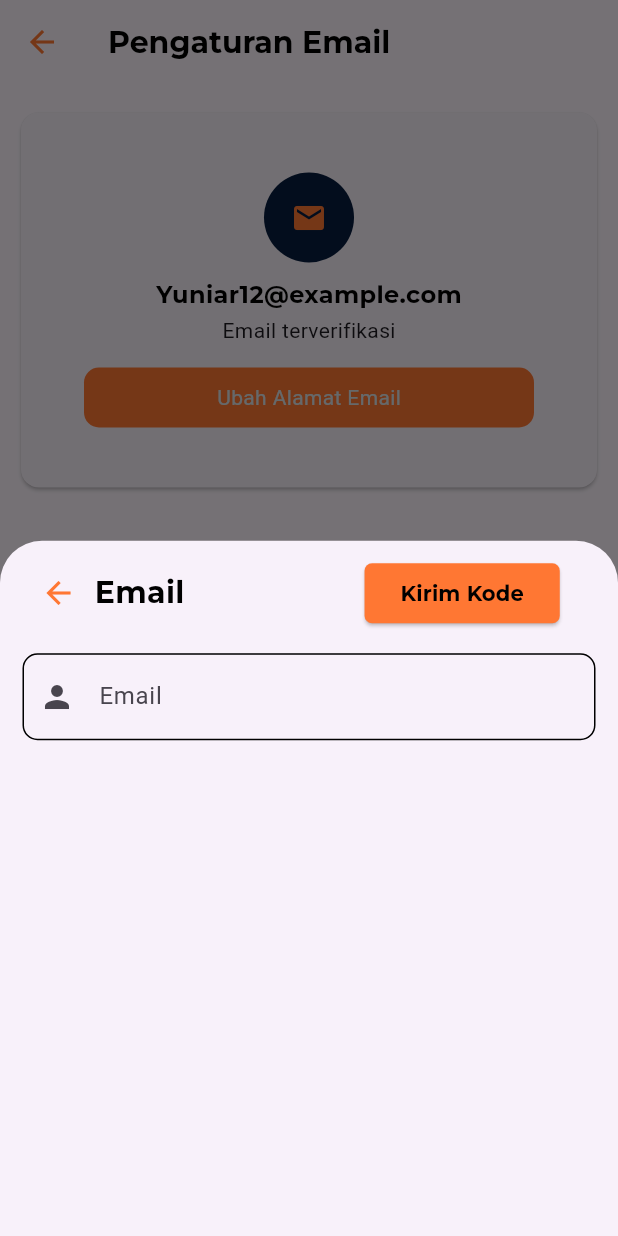
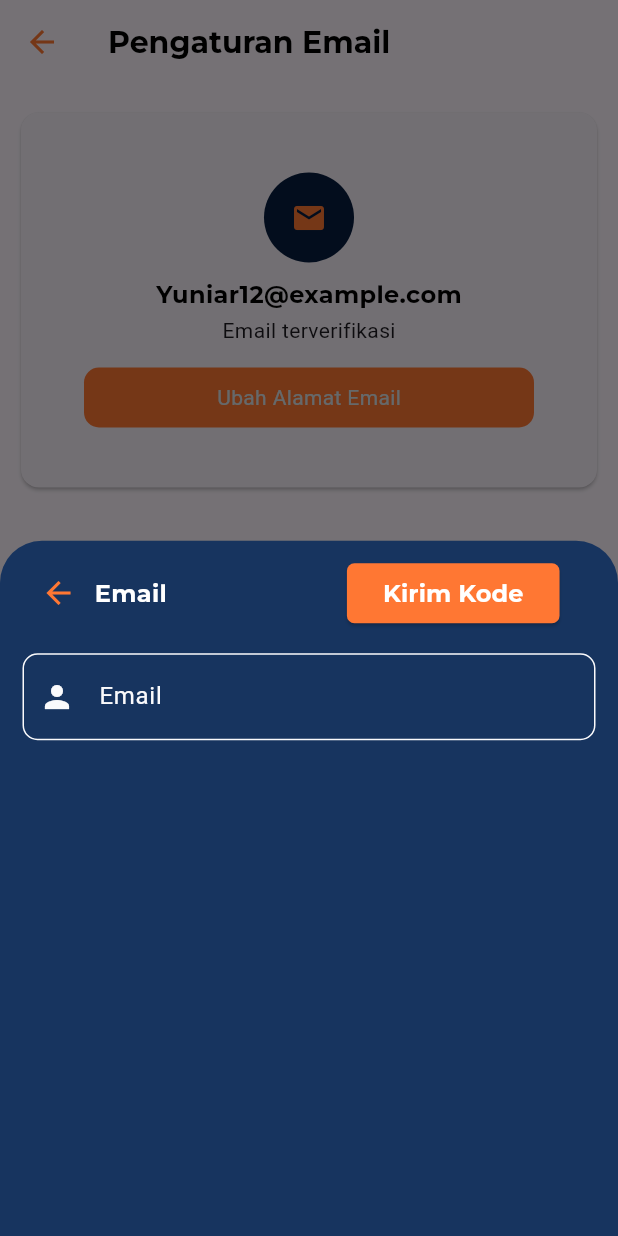
Before and after one commit to Capstone-Tim-12/warehouse-management-system-mobile, a Flutter app: the EmailVerifikasi screen opened directly, after a tap on "Ubah Alamat Email", on a phone screen of 412 x 824 dp. Run offline on Flutter 3.47's test engine with Material 2 defaults, Android fonts, the phone set to English and light mode, and no system bars; our stand-ins replace dash_chat_2, flutter_svg; missing offline and left inert: chat_gpt_sdk; network calls fail; project files that could hold a hidden picture were left out.

Commit message:
change color the bottomsheet

```diff
--- a/lib/screens/profile/emailverifikasi.dart
+++ b/lib/screens/profile/emailverifikasi.dart
@@ -53,6 +53,7 @@ class EmailVerifikasi extends StatelessWidget {
                       InkWell(
                         onTap: () {
                           showModalBottomSheet(
+                            backgroundColor: colorApp.mainColor,
                             context: context,
                             builder: (context) {
                               return SizedBox(
@@ -78,7 +79,8 @@ class EmailVerifikasi extends StatelessWidget {
                                             ),
                                             Text(
                                               "Email",
-                                              style: TextCollection().heading5,
+                                              style: TextCollection()
+                                                  .heading6White,
                                             ),
                                             const SizedBox(
                                               width: 120,
@@ -97,10 +99,10 @@ class EmailVerifikasi extends StatelessWidget {
                                               child: Text(
                                                 "Kirim Kode",
                                                 style: TextCollection()
-                                                      .bodySmall,
-                                                  selectionColor:
-                                                      colorApp.light1,
-                                                ))
+                                                    .heading6White,
+                                                selectionColor: colorApp.light1,
+                                              ),
+                                            )
                                           ],
                                         ),
                                       ),
@@ -109,17 +111,24 @@ class EmailVerifikasi extends StatelessWidget {
                                       ),
                                       Container(
                                         decoration: BoxDecoration(
-                                            border: Border.all(),
+                                            border: Border.all(
+                                                color: colorApp.light4),
                                             borderRadius:
                                                 BorderRadius.circular(10.0)),
                                         child: Padding(
                                           padding: const EdgeInsets.symmetric(
                                               horizontal: 10),
-                                          child: const TextField(
+                                          child: TextField(
                                             decoration: InputDecoration(
                                               border: InputBorder.none,
                                               labelText: "Email",
-                                              icon: Icon(Icons.person),
+                                              labelStyle: TextStyle(
+                                                color: colorApp.light4,
+                                              ),
+                                              icon: Icon(
+                                                Icons.person,
+                                                color: colorApp.light4,
+                                              ),
                                             ),
                                           ),
                                         ),
```
Lines whose indentation alone changed are shown as unchanged.
